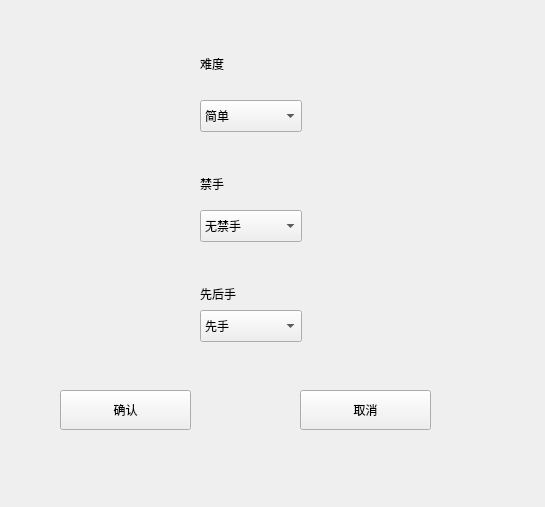
Before: the Qt Designer form openpvehouse.ui in lgb666666661/Gobang, drawn with Qt 5.
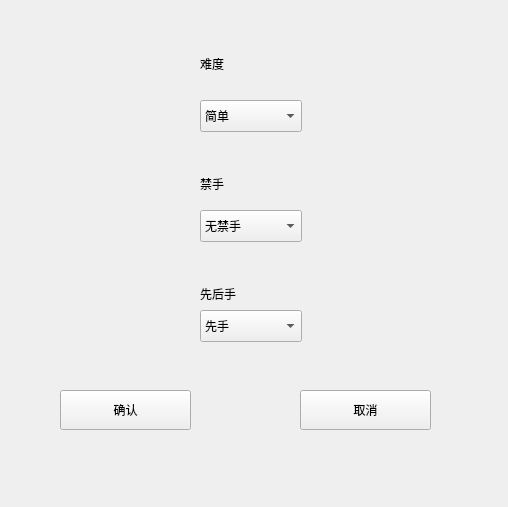
After: the same form once the commit is applied.

What changed in the file:
```diff
--- a/openpvehouse.ui
+++ b/openpvehouse.ui
@@ -6,7 +6,7 @@
    <rect>
     <x>0</x>
     <y>0</y>
-    <width>545</width>
+    <width>508</width>
     <height>507</height>
    </rect>
   </property>
```
